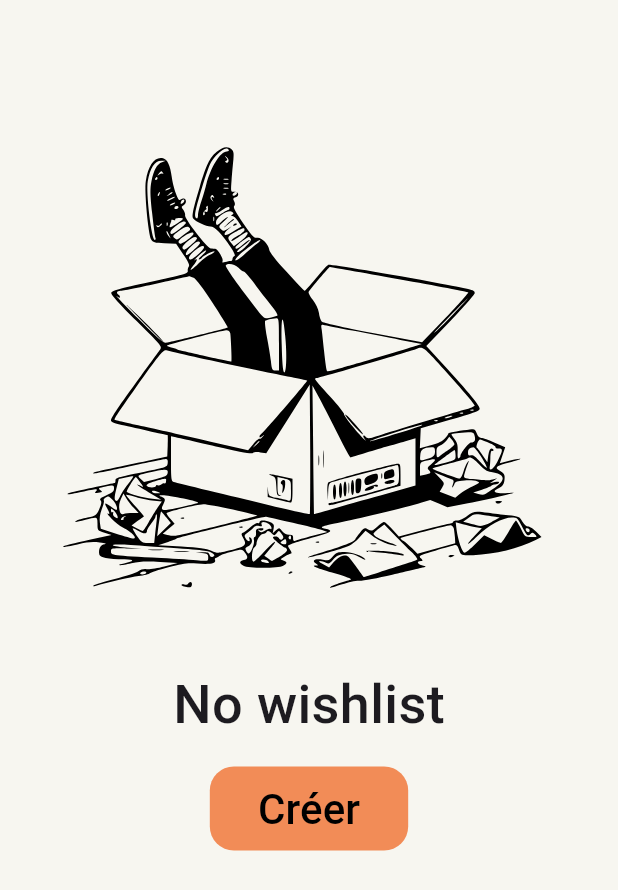
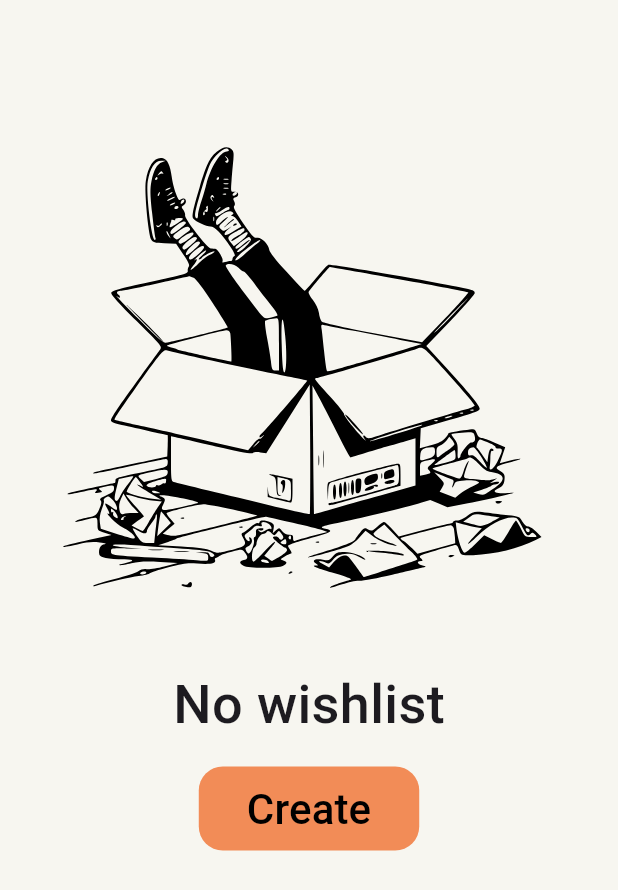
Before and after one commit to Raphael-Mssn/wishlist, a Flutter app: the screen it shows after launch, on a phone screen of 412 x 824 dp. Shown: the top 890 px of the screen. Run offline on Flutter 3.47's test engine with Material 3 defaults, Android fonts, the phone set to English and light mode, and no system bars; our stand-ins replace equatable, flutter_svg, gap, google_fonts; generated files the repository leaves out were written again; Roboto replaces fonts that are missing (Truculenta).

Commit message:
fix: use text param in PrimaryButton

```diff
--- a/wishlist/lib/shared/theme/widgets/primary_button.dart
+++ b/wishlist/lib/shared/theme/widgets/primary_button.dart
@@ -22,7 +22,7 @@ class PrimaryButton extends StatelessWidget {
       ),
       onPressed: () {},
       child: Text(
-        'Créer',
+        text,
         style: GoogleFonts.truculenta(
           color: Colors.black,
           fontSize: 28,
```
